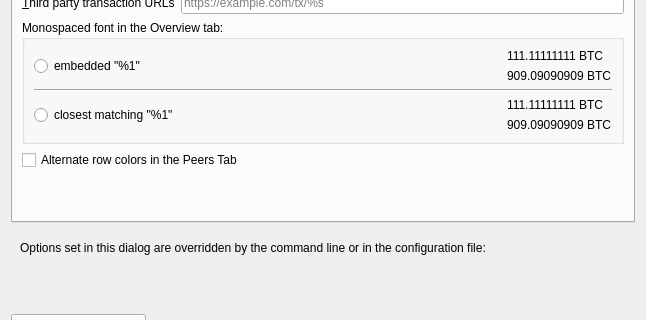
Qt form src/qt/forms/optionsdialog.ui (bitcoincore-dev/bitcoin-2001-863168-294116-d812cf1189) before a commit; both pictures show x 0 to 646 and y 110 to 430 of the 646 by 529 pixel window.
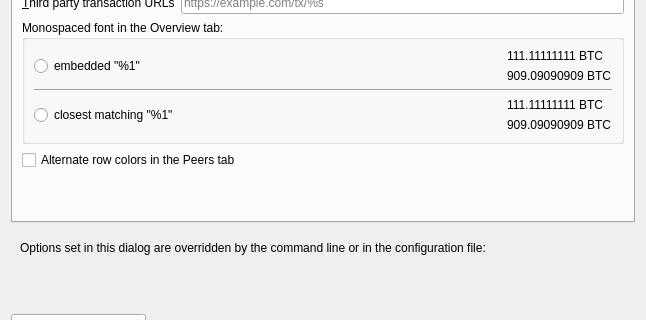
The same form after that commit. The open tabs and pages were chosen to show the change. Custom widgets are drawn as their Qt base class.

Commit message: qt, refactor: Apply clang-format to the OptionsModel::OptionID enum

```diff
--- a/src/qt/forms/optionsdialog.ui
+++ b/src/qt/forms/optionsdialog.ui
@@ -811,7 +811,7 @@
           <string>Turn on/off row color alternating for both &quot;Peers&quot; and &quot;Banned peers&quot; tables in the Peer Tab.</string>
          </property>
          <property name="text">
-          <string>Alternate row colors in the Peers Tab</string>
+          <string>Alternate row colors in the Peers tab</string>
          </property>
         </widget>
        </item>
```
Left out of the diff: 2 changed lines with no effect on the pictures. The commit also changes 1 other file.
